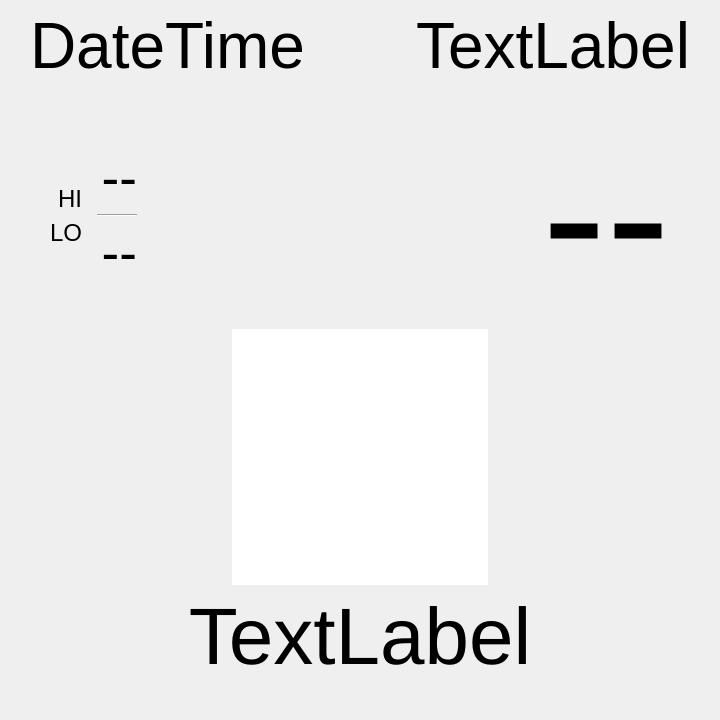
Before: the Qt Designer form weatherfxLite.ui in iachievedit/weatherfxlite, drawn with Qt 5.
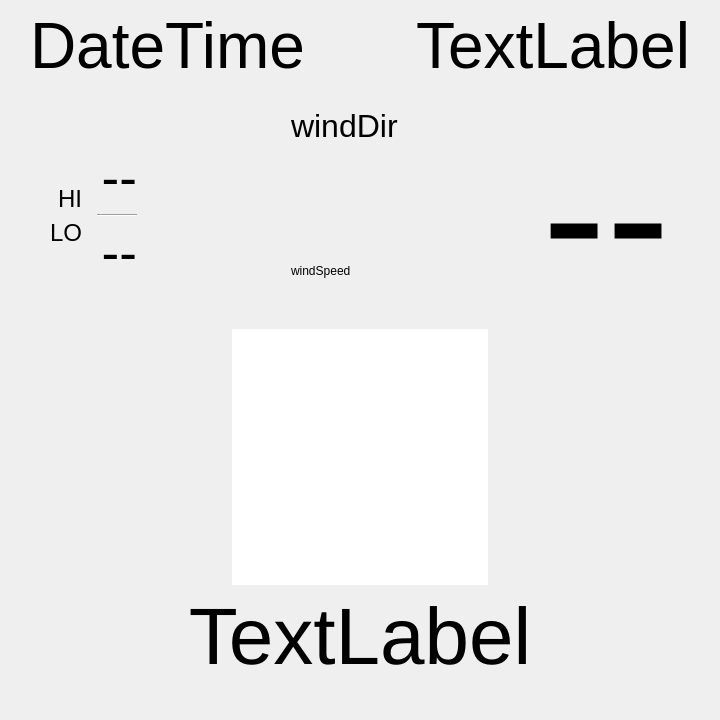
After: the same form once the commit is applied.

```diff
--- a/weatherfxLite.ui
+++ b/weatherfxLite.ui
@@ -257,6 +257,46 @@
          </item>
         </layout>
        </item>
+       <item>
+        <spacer name="horizontalSpacer_9">
+         <property name="orientation">
+          <enum>Qt::Orientation::Horizontal</enum>
+         </property>
+         <property name="sizeHint" stdset="0">
+          <size>
+           <width>40</width>
+           <height>20</height>
+          </size>
+         </property>
+        </spacer>
+       </item>
+       <item>
+        <layout class="QVBoxLayout" name="windLayout">
+         <item>
+          <widget class="QLabel" name="windDirection">
+           <property name="font">
+            <font>
+             <pointsize>24</pointsize>
+             <kerning>true</kerning>
+            </font>
+           </property>
+           <property name="text">
+            <string>windDir</string>
+           </property>
+           <property name="alignment">
+            <set>Qt::AlignmentFlag::AlignLeading|Qt::AlignmentFlag::AlignLeft|Qt::AlignmentFlag::AlignTop</set>
+           </property>
+          </widget>
+         </item>
+         <item>
+          <widget class="QLabel" name="windSpeed">
+           <property name="text">
+            <string>windSpeed</string>
+           </property>
+          </widget>
+         </item>
+        </layout>
+       </item>
        <item>
         <spacer name="horizontalSpacer">
          <property name="orientation">
```
